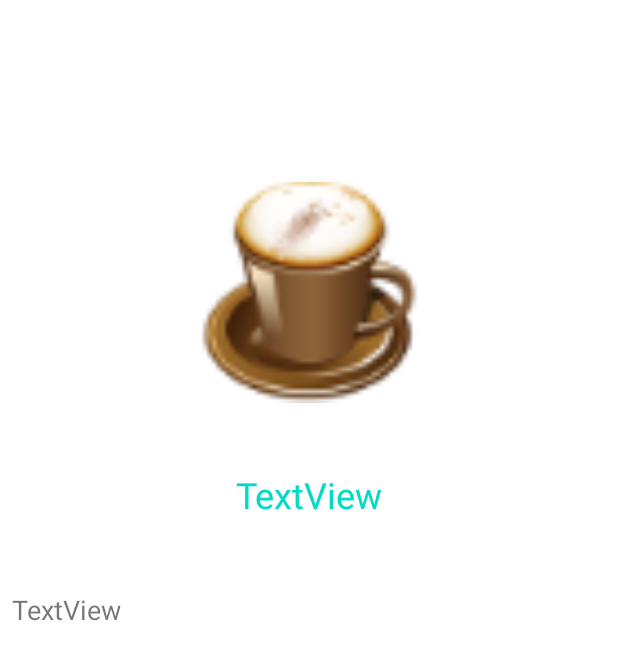
After one commit to Arindam990/KotlinLearning, an Android app: the FoodDetails screen opened directly, with no data from a screen before it, on a phone screen of 412 x 824 dp. The commit adds this screen. Shown: the top 660 px of the screen. Run offline under Robolectric (Android 15) with nearby library versions, the phone set to English and light mode, and no system bars.

Commit message:
initial commit

```diff
--- a/app/build.gradle
+++ b/app/build.gradle
@@ -52,6 +52,7 @@ dependencies {
     implementation 'com.google.android.material:material:1.4.0'
     implementation 'androidx.constraintlayout:constraintlayout:2.1.2'
     implementation 'androidx.legacy:legacy-support-v4:1.0.0'
+    implementation 'com.google.android.gms:play-services-maps:18.0.2'
     testImplementation 'junit:junit:4.+'
     androidTestImplementation 'androidx.test.ext:junit:1.1.3'
     androidTestImplementation 'androidx.test.espresso:espresso-core:3.4.0'
--- /dev/null
+++ b/app/src/main/java/com/android/kotlinlearning/Rastaurant1/Food.kt
@@ -0,0 +1,5 @@
+package com.android.kotlinlearning.Rastaurant1
+
+class Food (var name: String,var des: String,var image:Int ){
+
+}
--- /dev/null
+++ b/app/src/main/java/com/android/kotlinlearning/Rastaurant1/FoodDetails.kt
@@ -0,0 +1,19 @@
+package com.android.kotlinlearning.Rastaurant1
+
+import android.os.Bundle
+import androidx.appcompat.app.AppCompatActivity
+import com.android.kotlinlearning.R
+import kotlinx.android.synthetic.main.activity_food_details.*
+
+class FoodDetails : AppCompatActivity() {
+    override fun onCreate(savedInstanceState: Bundle?) {
+        super.onCreate(savedInstanceState)
+        setContentView(R.layout.activity_food_details)
+        val bundle=intent.extras
+        if (bundle != null) {
+            food_image.setImageResource(bundle.getInt("Image"))
+            name_textView10.text=bundle.getString("name")
+            des_textview.text=bundle.getString("des")
+        }
+    }
+}
--- a/app/src/main/java/com/android/kotlinlearning/rastaurant/RestaurantHomeFragment.kt
+++ b/app/src/main/java/com/android/kotlinlearning/rastaurant/RestaurantHomeFragment.kt
@@ -34,8 +34,7 @@ class RestaurantHomeFragment : Fragment(fragment_restaurant_home) {
         super.onViewCreated(view, savedInstanceState)
         binding.recyclerview.layoutManager = LinearLayoutManager(requireActivity())
 
-        // This loop will create 20 Views containing
-        // the image with the count of view
+
 
 
         data.add(ItemsViewModel(R.drawable.french_fries, "French Fries"))
--- /dev/null
+++ b/app/src/main/res/layout/activity_food_details.xml
@@ -0,0 +1,44 @@
+<?xml version="1.0" encoding="utf-8"?>
+<androidx.constraintlayout.widget.ConstraintLayout xmlns:android="http://schemas.android.com/apk/res/android"
+    xmlns:app="http://schemas.android.com/apk/res-auto"
+    xmlns:tools="http://schemas.android.com/tools"
+    android:layout_width="match_parent"
+    android:layout_marginLeft="8dp"
+    android:layout_marginRight="8dp"
+    android:layout_height="match_parent"
+    tools:context=".Rastaurant1.FoodDetails">
+    <ImageView
+        android:id="@+id/food_image"
+        android:layout_width="147dp"
+        android:layout_height="157dp"
+        android:layout_marginTop="116dp"
+        android:src="@drawable/espresso"
+        app:layout_constraintEnd_toEndOf="parent"
+        app:layout_constraintStart_toStartOf="parent"
+        app:layout_constraintTop_toTopOf="parent" />
+
+    <TextView
+        android:id="@+id/name_textView10"
+        android:layout_width="wrap_content"
+        android:layout_height="wrap_content"
+        android:layout_marginTop="40dp"
+        android:textSize="24dp"
+        android:textColor="@color/teal_200"
+        android:text="TextView"
+        app:layout_constraintEnd_toEndOf="parent"
+        app:layout_constraintStart_toStartOf="parent"
+        app:layout_constraintTop_toBottomOf="@+id/food_image" />
+
+    <TextView
+        android:id="@+id/des_textview"
+        android:layout_width="match_parent"
+        android:layout_height="wrap_content"
+        android:layout_marginTop="48dp"
+        android:textSize="18dp"
+        android:text="TextView"
+        app:layout_constraintEnd_toEndOf="parent"
+        app:layout_constraintStart_toStartOf="parent"
+        app:layout_constraintTop_toBottomOf="@+id/name_textView10"
+        />
+
+</androidx.constraintlayout.widget.ConstraintLayout>
```
Also changed, not shown: app/src/main/AndroidManifest.xml (+6 -1 lines), app/src/main/java/com/android/kotlinlearning/Rastaurant1/CastomAdapter1.kt (added, +48 -0 lines), app/src/main/java/com/android/kotlinlearning/Rastaurant1/RestaurantHome1.kt (added, +51 -0 lines), app/src/main/res/layout/activity_main.xml (+4 -3 lines), app/src/main/res/layout/food_item.xml (added, +33 -0 lines), app/src/main/res/layout/fragment_restraurant1.xml (added, +12 -0 lines), app/src/main/res/navigation/nav_restraurent.xml (added, +13 -0 lines), app/src/main/res/drawable/baboon.png (added), app/src/main/res/drawable/bulldog.png (added), app/src/main/res/drawable/panda.png (added), app/src/main/res/drawable/swallow_bird.png (added), app/src/main/res/drawable/white_tiger.png (added), app/src/main/res/drawable/zebra.png (added).
